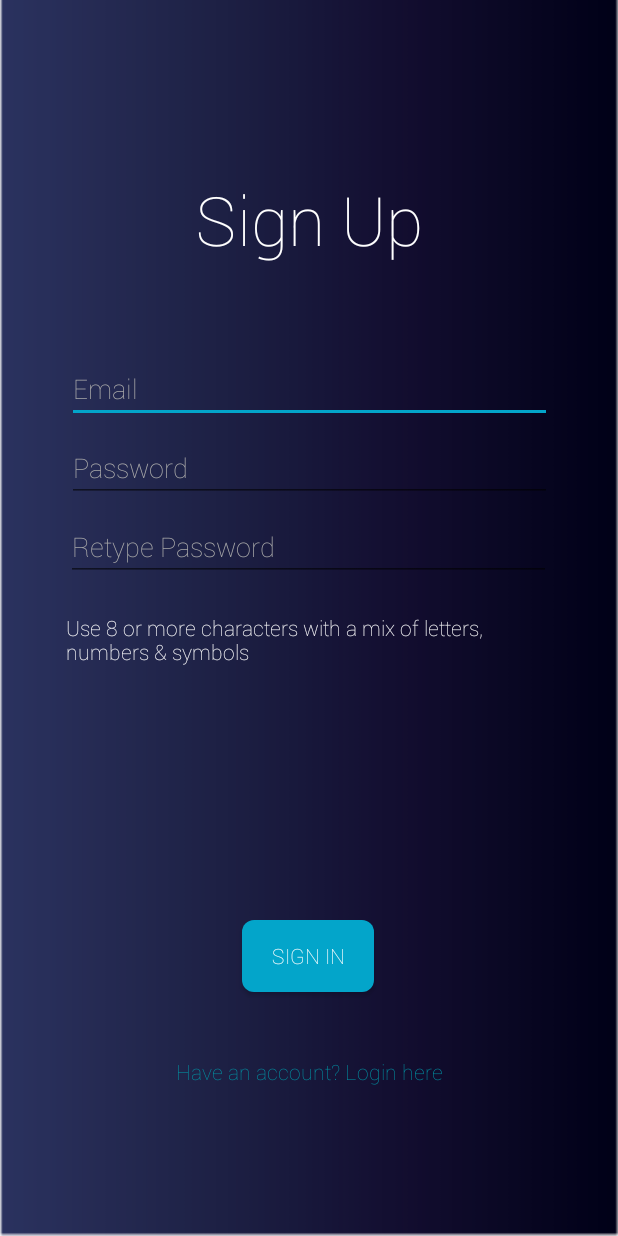
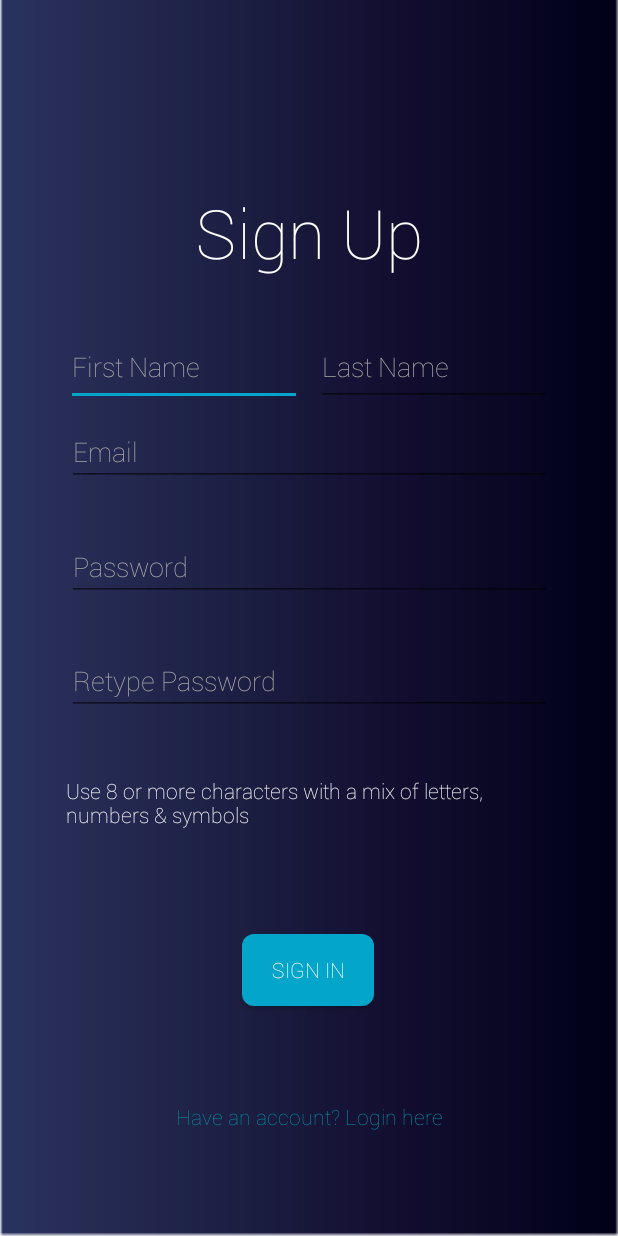
Before and after one commit to jtran22/MobileProject, an Android app: the SignUpActivity screen opened directly, with no data from a screen before it, on a phone screen of 412 x 824 dp. Run offline under Robolectric (Android 15) with nearby library versions, the light colour scheme and no system bars; our stand-ins replace Firebase (no records; nobody signed in at launch, a user with empty details on screens opened directly).

Commit message:
changes signup page to include fname and lname

```diff
--- a/Board/app/src/main/res/layout/activity_sign_up.xml
+++ b/Board/app/src/main/res/layout/activity_sign_up.xml
@@ -26,12 +26,48 @@
         app:layout_constraintStart_toStartOf="parent"
         app:layout_constraintTop_toBottomOf="@+id/tvPasswordReq" />
 
+
+    <EditText
+        android:id="@+id/etFirstName"
+        android:layout_width="157dp"
+        android:layout_height="51dp"
+        android:layout_marginTop="15dp"
+        android:layout_marginBottom="3dp"
+        android:ems="10"
+        android:fontFamily="@font/roboto"
+        android:hint="First Name"
+        android:inputType="textEmailAddress"
+        android:textColor="@android:color/white"
+        android:textColorHint="@android:color/darker_gray"
+        app:layout_constraintBottom_toTopOf="@+id/etEmail"
+        app:layout_constraintEnd_toStartOf="@+id/etFirstName2"
+        app:layout_constraintHorizontal_bias="0.83"
+        app:layout_constraintStart_toStartOf="parent"
+        app:layout_constraintTop_toBottomOf="@+id/tvSignUp2"
+        app:layout_constraintVertical_bias="0.0" />
+
+    <EditText
+        android:id="@+id/etFirstName2"
+        android:layout_width="157dp"
+        android:layout_height="51dp"
+        android:layout_marginEnd="44dp"
+        android:ems="10"
+        android:fontFamily="@font/roboto"
+        android:hint="Last Name"
+        android:inputType="textEmailAddress"
+        android:textColor="@android:color/white"
+        android:textColorHint="@android:color/darker_gray"
+        app:layout_constraintBottom_toBottomOf="@+id/etFirstName"
+        app:layout_constraintEnd_toEndOf="parent"
+        app:layout_constraintHorizontal_bias="1.0"
+        app:layout_constraintStart_toEndOf="@+id/tvSignUp2" />
+
     <EditText
         android:id="@+id/etEmail"
         android:layout_width="323dp"
         android:layout_height="wrap_content"
-        android:layout_marginTop="50dp"
-        android:layout_marginBottom="7dp"
+        android:layout_marginTop="73dp"
+        android:layout_marginBottom="5dp"
         android:ems="10"
         android:fontFamily="@font/roboto"
         android:hint="Email"
@@ -43,12 +79,18 @@
         app:layout_constraintStart_toStartOf="parent"
         app:layout_constraintTop_toBottomOf="@+id/tvSignUp2" />
 
+    <!--        app:layout_constraintEnd_toStartOf="@+id/btViewPassword"-->
+        app:layout_constraintStart_toStartOf="parent"
+        app:layout_constraintTop_toBottomOf="@+id/etPassword" />
+
     <EditText
         android:id="@+id/etPasswordRe"
         android:layout_width="323dp"
         android:layout_height="wrap_content"
         android:layout_marginStart="44dp"
-        android:layout_marginBottom="6dp"
+        android:layout_marginTop="5dp"
+        android:layout_marginEnd="44dp"
+        android:layout_marginBottom="5dp"
         android:ems="10"
         android:fontFamily="@font/roboto"
         android:hint="Retype Password"
@@ -56,7 +98,8 @@
         android:textColor="@android:color/white"
         android:textColorHint="@android:color/darker_gray"
         app:layout_constraintBottom_toTopOf="@+id/tvPasswordReq"
-        app:layout_constraintEnd_toStartOf="@+id/btViewPassword"
+        app:layout_constraintEnd_toEndOf="parent"
+        app:layout_constraintHorizontal_bias="1.0"
         app:layout_constraintStart_toStartOf="parent"
         app:layout_constraintTop_toBottomOf="@+id/etPassword" />
 
@@ -65,8 +108,9 @@
         android:layout_width="323dp"
         android:layout_height="wrap_content"
         android:layout_marginStart="44dp"
+        android:layout_marginTop="5dp"
         android:layout_marginEnd="44dp"
-        android:layout_marginBottom="7dp"
+        android:layout_marginBottom="5dp"
         android:ems="10"
         android:fontFamily="@font/roboto"
         android:hint="Password"
@@ -111,7 +155,7 @@
         android:layout_marginStart="120dp"
         android:layout_marginTop="28dp"
         android:layout_marginEnd="120dp"
-        android:layout_marginBottom="100dp"
+        android:layout_marginBottom="50dp"
         android:fontFamily="@font/roboto"
         android:text="Have an account? Login here"
         android:textColor="#0097A7"
@@ -126,21 +170,21 @@
         android:id="@+id/tvSignUp2"
         android:layout_width="wrap_content"
         android:layout_height="wrap_content"
-        android:layout_marginTop="116dp"
-        android:layout_marginBottom="10dp"
+        android:layout_marginTop="120dp"
+        android:layout_marginBottom="14dp"
         android:fontFamily="@font/roboto"
         android:text="Sign Up"
         android:textColor="#FFFFFF"
         android:textSize="45dp"
-        app:layout_constraintBottom_toTopOf="@+id/etEmail"
+        app:layout_constraintBottom_toTopOf="@+id/etFirstName"
         app:layout_constraintEnd_toEndOf="parent"
         app:layout_constraintStart_toStartOf="parent"
         app:layout_constraintTop_toTopOf="parent" />
 
     <TextView
         android:id="@+id/tvPasswordReq"
-        android:layout_width="323dp"
-        android:layout_height="0dp"
+        android:layout_width="325dp"
+        android:layout_height="65dp"
         android:layout_marginStart="44dp"
         android:layout_marginTop="15dp"
         android:layout_marginEnd="44dp"
```
Also changed, not shown: 1 other file. Lines whose indentation alone changed are shown as unchanged.
